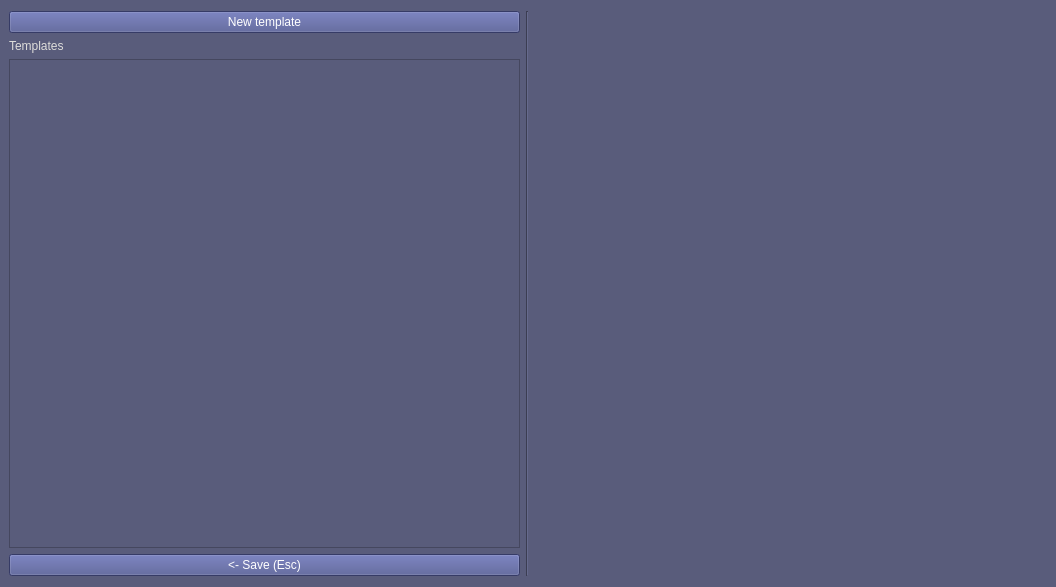
This is ui_files/Acadamy_Dialog.ui in nogasgofast/Adventure_Wrench as Qt 5 draws it before an edit. The edited form follows.
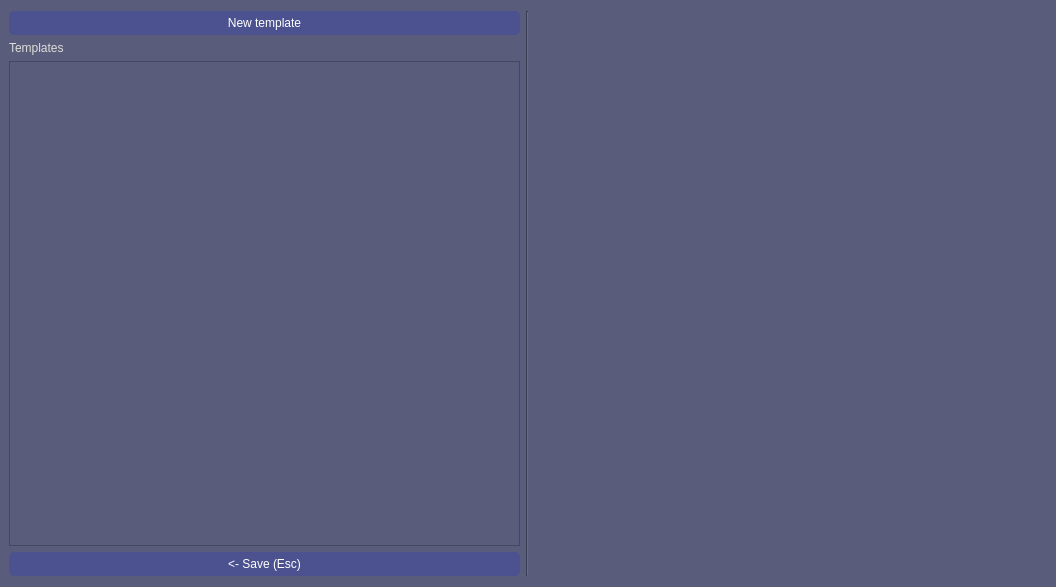
This is the edited form. Icons and pictures are not drawn.

The edit to the form file:
```diff
--- a/ui_files/Acadamy_Dialog.ui
+++ b/ui_files/Acadamy_Dialog.ui
@@ -51,6 +51,14 @@
 QPushButton {
 background-color: rgb(75, 82, 143);
 color: white;
+padding: 5px;
+border-color: rgb(75, 82, 143);
+border-width: 2px;
+border-radius: 5px;
+}
+
+QPushButton:pressed {
+    background-color: rgb(55, 62, 123);
 }</string>
   </property>
   <layout class="QHBoxLayout" name="horizontalLayout">
```
